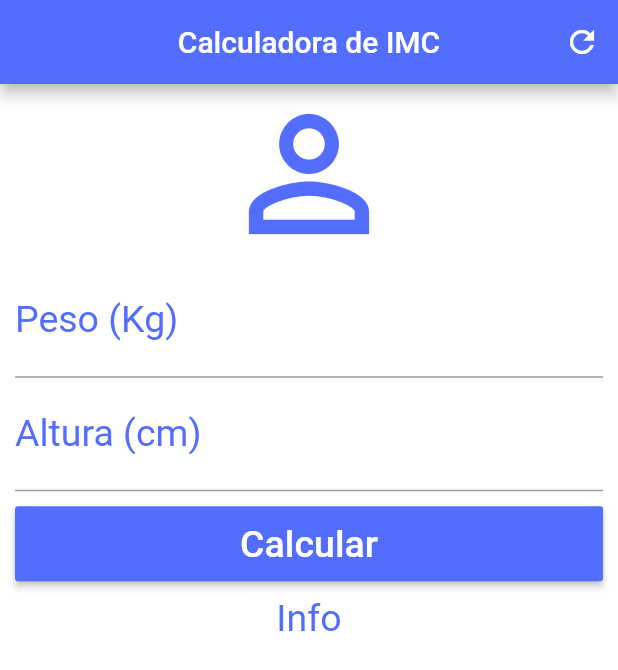
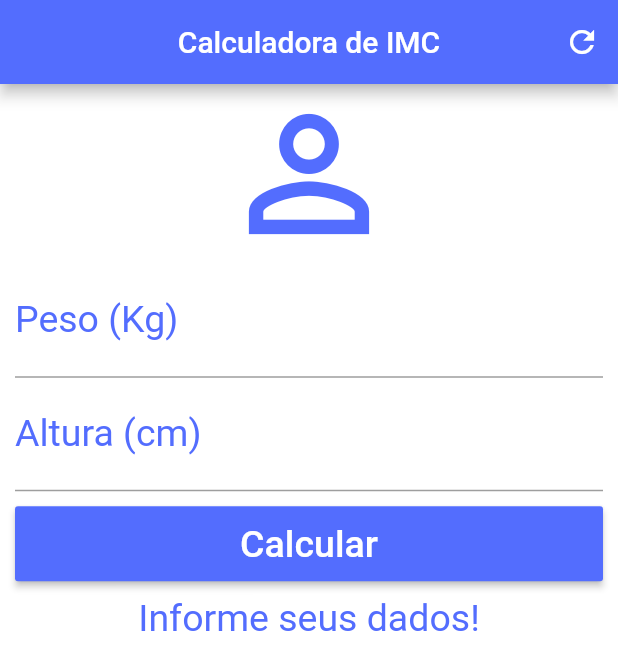
Before and after one commit to Thejoker2012/calculo_imc, a Flutter app: the screen it shows after launch, after a tap on "Calcular", on a phone screen of 412 x 824 dp. Shown: the top 670 px of the screen. Run offline on Flutter 3.47's test engine with Material 2 defaults, Android fonts, the phone set to English and light mode, and no system bars.

Commit message:
Atualização Criando as variaveis _infoText implementando os controller para pegar os valores do layout TextEditingController pesoController = TextEditingController(); TextEditingController alturaController = TextEditingController(); pesoController.text - Pegando os valores do layout alturaController.text - Pegando os valores do layout Implementando a função resetFildes para limpar os campos Implementando a função de cálculo de Imc Implementando as condições caso o Imc retorne valores Utilizando a função setState para modificar campos no layout

```diff
--- a/lib/main.dart
+++ b/lib/main.dart
@@ -14,6 +14,45 @@ class Home extends StatefulWidget {
 }
 
 class _HomeState extends State<Home> {
+  TextEditingController pesoController =
+      TextEditingController(); //Controladores
+  TextEditingController alturaController =
+      TextEditingController(); //Controladores
+
+  String _infoText = "Informe seus dados!";
+
+  void _resetFields() {
+    //Função para limpar os campos de texto
+    pesoController.text = "";
+    alturaController.text = "";
+    setState(() { //Sempre utilizar o setState quando usar variáveis que se modificam dentro do app
+      _infoText = "Informe seus dados!";
+    });
+  }
+
+  void _calcularImc() {
+    //Função para calcular o imc
+
+    setState(() {//Informa ao compilador que houve alguma mudanca no layout
+      double peso = double.parse(pesoController.text);
+      double altura = double.parse(alturaController.text) / 100;
+      double imc = peso / (altura * altura);
+      if (imc < 18.6) {
+        _infoText = "Abaixo do peso (${imc.toStringAsPrecision(4)})";
+      } else if (imc >= 18.6 && imc < 24.9) {
+        _infoText = "Peso ideal (${imc.toStringAsPrecision(4)})";
+      } else if (imc >= 24.9 && imc < 29.9) {
+        _infoText = "Levemente Acima do Peso (${imc.toStringAsPrecision(4)})";
+      } else if (imc >= 29.9 && imc < 34.9) {
+        _infoText = "Obesidade Grau 1 (${imc.toStringAsPrecision(4)})";
+      } else if (imc >= 34.9 && imc < 39.9) {
+        _infoText = "Obesidade Grau 2 (${imc.toStringAsPrecision(4)})";
+      } else if (imc > 40) {
+        _infoText = "Obesidade Grau 3(${imc.toStringAsPrecision(4)})";
+      }
+    });
+  }
+
   @override
   Widget build(BuildContext context) {
     return Scaffold(
@@ -27,15 +66,18 @@ class _HomeState extends State<Home> {
           IconButton(
             icon: Icon(Icons.refresh), //Atribuindo o tipo de botão
             onPressed:
-                () {}, //funcão que vai ser chamada quando o botão for pressionado
+                _resetFields, //funcão que vai ser chamada quando o botão for pressionado
           )
         ],
       ),
       backgroundColor: Colors.white, //Cor de fundo do App
 
-      body: SingleChildScrollView( //Adicionando um Scroll
-        padding:EdgeInsets.fromLTRB(10.0, 0.0, 10.0, 0.0) , //Recuo sobre as laterais de toda a ScrowView
-        child: Column( //Filho da ScrollView
+      body: SingleChildScrollView(
+        //Adicionando um Scroll
+        padding: EdgeInsets.fromLTRB(10.0, 0.0, 10.0, 0.0),
+        //Recuo sobre as laterais de toda a ScrowView
+        child: Column(
+          //Filho da ScrollView
           //Widget usado para agrupar outros widgets na vertical
           crossAxisAlignment: CrossAxisAlignment.stretch,
           //Alinhamento utilizado para que os componentes utilizaem toda a largura da tela
@@ -55,11 +97,12 @@ class _HomeState extends State<Home> {
                   color: Colors.indigoAccent,
                 ),
               ),
-              textAlign: TextAlign.center, //Alinhamento do texto central
-              style: TextStyle(
-                  color: Colors.indigoAccent,
-                  fontSize:
-                  25.0), //Cor e tamanho da fonte que será digitado na caixa de texto
+              textAlign: TextAlign.center,
+              //Alinhamento do texto central
+              style: TextStyle(color: Colors.indigoAccent, fontSize: 25.0),
+              //Cor e tamanho da fonte que será digitado na caixa de texto
+              controller:
+                  pesoController, //Definindo os controladores que serão responsáveis capturar os valores
             ),
 
             TextField(
@@ -73,19 +116,22 @@ class _HomeState extends State<Home> {
                   color: Colors.indigoAccent,
                 ),
               ),
-              textAlign: TextAlign.center, //Alinhamento do texto central
-              style: TextStyle(
-                  color: Colors.indigoAccent,
-                  fontSize:
-                  25.0), //Cor e tamanho da fonte que será digitado na caixa de texto
+              textAlign: TextAlign.center,
+              //Alinhamento do texto central
+              style: TextStyle(color: Colors.indigoAccent, fontSize: 25.0),
+              //Cor e tamanho da fonte que será digitado na caixa de texto
+              controller:
+                  alturaController, //Definindo os controladores que serão responsáveis capturar os valores
             ),
-            Padding(//Alinhamento do botão
-              padding: EdgeInsets.only(top: 10.0, bottom: 10.0), //Tipo de alinhamento onde passamos os parametros
+            Padding(
+              //Alinhamento do botão
+              padding: EdgeInsets.only(top: 10.0, bottom: 10.0),
+              //Tipo de alinhamento onde passamos os parametros
               child: Container(
                 //Container que vai receber o RaisedButton
                 height: 50.0, //Tamanho do container
                 child: RaisedButton(
-                  onPressed: () {},
+                  onPressed: _calcularImc,
                   //Função que será chamada quando botão for clicado
                   child: Text(
                     //filho do RaisedButton
@@ -96,12 +142,15 @@ class _HomeState extends State<Home> {
                   ),
                   color: Colors.indigoAccent, //Cor do Texto do Botão
                 ),
-              ) ,
+              ),
             ),
-            Text( //Texto que será exibido como resultado
-              "Info",
+            Text(
+              //Texto que será exibido como resultado
+              _infoText,
               textAlign: TextAlign.center, //Alinhamento do texto
-              style: TextStyle(color: Colors.indigoAccent, fontSize: 25.0), //Cor e tamanho do texto
+              style: TextStyle(
+                  color: Colors.indigoAccent,
+                  fontSize: 25.0), //Cor e tamanho do texto
             )
           ],
         ),
```
